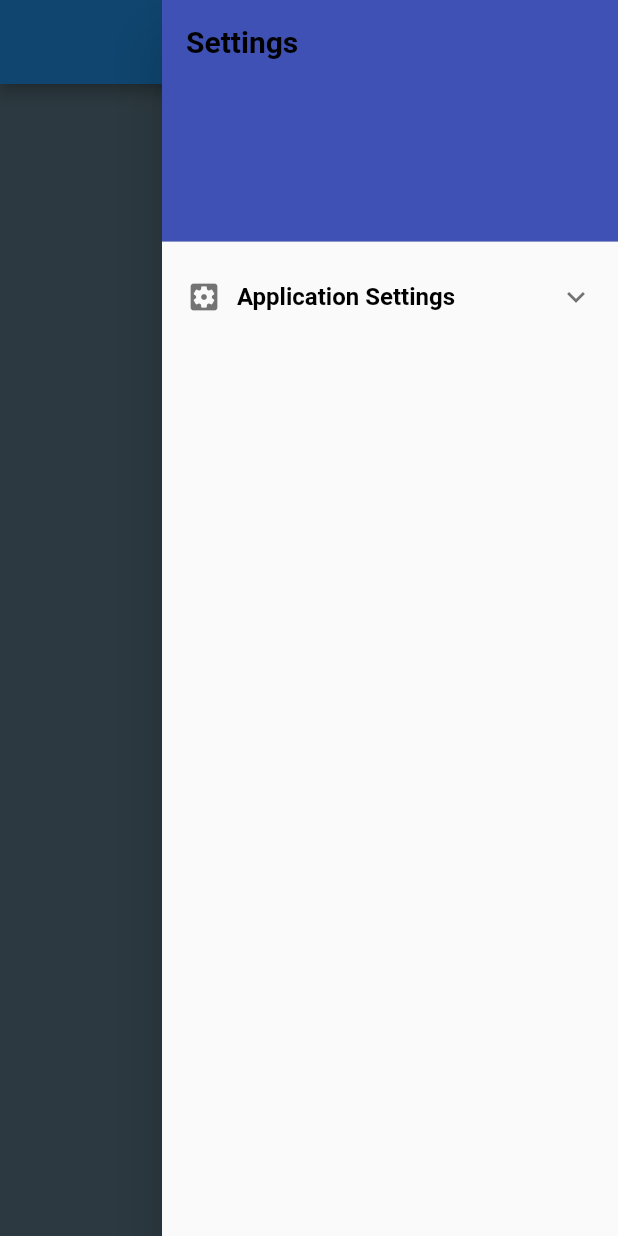
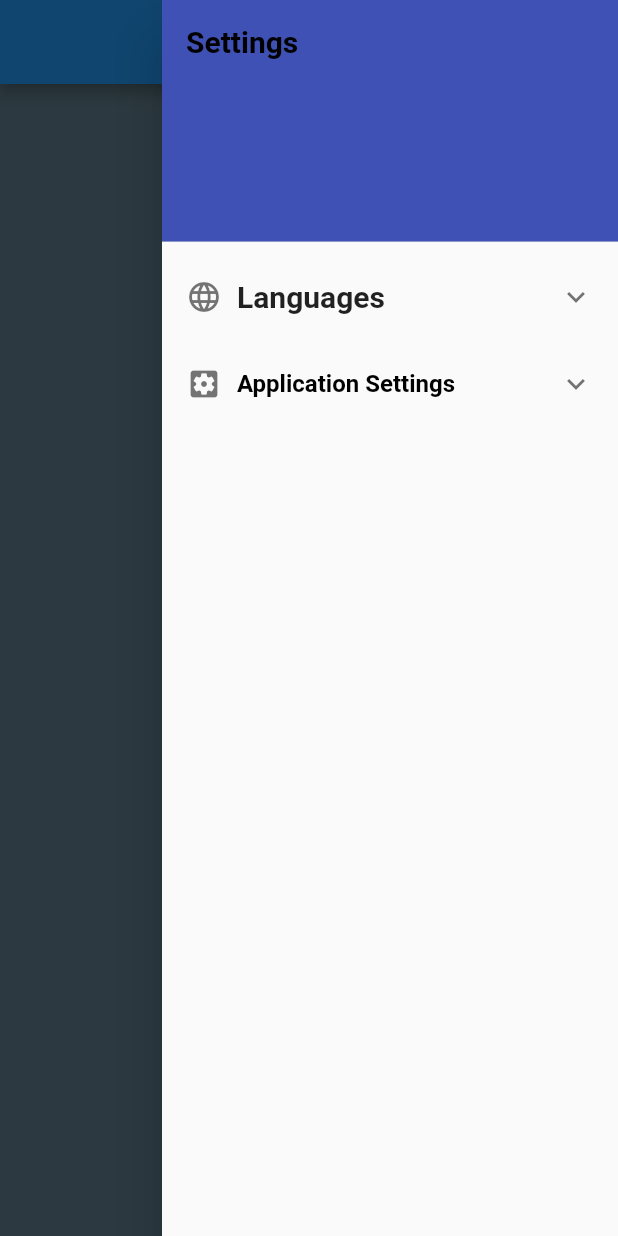
Before and after one commit to ulascancmgl/getready, a Flutter app: the screen it shows after launch, after a tap on the "settings" icon, on a phone screen of 412 x 824 dp. Run offline on Flutter 3.47's test engine with Material 2 defaults, Android fonts, the phone set to English and light mode, and no system bars; our stand-ins replace shared_preferences.

Commit message:
added language change

```diff
--- a/lib/main.dart
+++ b/lib/main.dart
@@ -3,6 +3,7 @@ import 'package:getready/page/home.dart';
 import 'package:getready/style/style.dart';
 import 'package:flutter_localizations/flutter_localizations.dart';
 import 'package:getready/style/theme_changer.dart';
+import 'package:getready/utils/lang_functions.dart';
 import 'package:provider/provider.dart';
 
 void main() {
@@ -18,7 +19,7 @@ class _MyAppState extends State<MyApp> {
   @override
   Widget build(BuildContext context) {
     return ChangeNotifierProvider(
-      create: (_) => ThemeChanger()..initializeColor(),
+      create: (_) => ThemeChanger(LanguageUtils())..initializeColor(),
       child: Consumer<ThemeChanger>(
         builder: (context, themeChanger, _) {
           return MaterialApp(
--- a/lib/page/home.dart
+++ b/lib/page/home.dart
@@ -1,6 +1,7 @@
 import 'package:flutter/material.dart';
 import 'package:getready/style/style.dart';
 import 'package:getready/style/theme_changer.dart';
+import 'package:getready/utils/lang_functions.dart';
 
 import '../style/settings_drawer.dart';
 
@@ -10,8 +11,16 @@ class HomePage extends StatefulWidget {
 }
 
 class _HomePageState extends State<HomePage> {
-  ThemeChanger themeChanger = ThemeChanger();
+  ThemeChanger? themeChanger;
+  LanguageUtils languageUtils = LanguageUtils();
   final GlobalKey<ScaffoldState> _scaffoldKey = GlobalKey<ScaffoldState>();
+
+  @override
+  void initState() {
+    super.initState();
+    languageUtils.loadSelectedLanguage();
+    themeChanger = ThemeChanger.withLanguageUtils(languageUtils);
+  }
 
   @override
   Widget build(BuildContext context) {
@@ -30,7 +39,10 @@ class _HomePageState extends State<HomePage> {
           child: Text('Alarmio', style: AppStyles.bodyLargeText),
         ),
       ),
-      endDrawer: AppDrawer(themeChanger: themeChanger),
+      endDrawer: AppDrawer(
+        themeChanger: themeChanger!,
+        languageUtils: languageUtils,
+      ),
     );
   }
 }
--- a/lib/style/settings_drawer.dart
+++ b/lib/style/settings_drawer.dart
@@ -2,10 +2,16 @@ import 'package:flutter/material.dart';
 import 'package:getready/style/style.dart';
 import 'package:getready/style/theme_changer.dart';
 
+import '../utils/lang_functions.dart';
+
 class AppDrawer extends StatelessWidget {
   final ThemeChanger themeChanger;
+  final LanguageUtils languageUtils;
 
-  const AppDrawer({required this.themeChanger});
+  const AppDrawer({
+    required this.themeChanger,
+    required this.languageUtils,
+  });
 
   @override
   Widget build(BuildContext context) {
@@ -13,33 +19,84 @@ class AppDrawer extends StatelessWidget {
       child: ListView(
         padding: EdgeInsets.zero,
         children: <Widget>[
-          const DrawerHeader(
+          DrawerHeader(
             decoration: BoxDecoration(
               color: Colors.indigo,
             ),
             child: Text(
-              'Settings',
+              languageUtils.getTranslatedString('Settings'),
               style: AppStyles.bodyLargeText,
             ),
           ),
           ExpansionTile(
-            title: const Row(
+            title: Row(
+              children: [
+                Icon(Icons.language_sharp, size: 24),
+                SizedBox(width: 10),
+                Text(languageUtils.getTranslatedString('Languages')),
+              ],
+            ),
+            children: [
+              ListTile(
+                title: Row(
+                  children: [
+                    Text('🇺🇸', style: TextStyle(fontSize: 24)),
+                    SizedBox(width: 10),
+                    Text('English'),
+                  ],
+                ),
+                onTap: () {
+                  languageUtils.changeLanguage('en');
+                  Navigator.pop(context);
+                },
+              ),
+              ListTile(
+                title: Row(
+                  children: [
+                    Text('🇹🇷', style: TextStyle(fontSize: 24)),
+                    SizedBox(width: 10),
+                    Text('Türkçe'),
+                  ],
+                ),
+                onTap: () {
+                  languageUtils.changeLanguage('tr');
+                  Navigator.pop(context);
+                },
+              ),
+              ListTile(
+                title: Row(
+                  children: [
+                    Text('🇫🇷', style: TextStyle(fontSize: 24)),
+                    SizedBox(width: 10),
+                    Text('Français'),
+                  ],
+                ),
+                onTap: () {
+                  languageUtils.changeLanguage('fr');
+                  Navigator.pop(context);
+                },
+              ),
+            ],
+          ),
+          ExpansionTile(
+            title: Row(
               children: [
                 Icon(Icons.settings_applications, size: 24),
                 SizedBox(width: 10),
                 Text(
-                  'Application Settings',
+                  languageUtils.getTranslatedString('Application Settings'),
                   style: AppStyles.bodyMediumText,
                 ),
               ],
             ),
             children: [
               ListTile(
-                title: const Row(
+                title: Row(
                   children: [
                     Icon(Icons.delete_forever, size: 24),
                     Text(
-                      'Clear Application Data',
+                      languageUtils
+                          .getTranslatedString('Clear Application Data'),
                       style: AppStyles.bodySmallText,
                     ),
                   ],
@@ -47,11 +104,12 @@ class AppDrawer extends StatelessWidget {
                 onTap: () {},
               ),
               ListTile(
-                title: const Row(
+                title: Row(
                   children: [
                     Icon(Icons.color_lens, size: 24),
                     Text(
-                      'Change Background Color',
+                      languageUtils
+                          .getTranslatedString('Change Background Color'),
                       style: AppStyles.bodySmallText,
                     ),
                   ],
--- a/lib/style/theme_changer.dart
+++ b/lib/style/theme_changer.dart
@@ -2,8 +2,18 @@ import 'package:shared_preferences/shared_preferences.dart';
 import 'package:flutter/material.dart';
 import 'package:provider/provider.dart';
 
+import '../utils/lang_functions.dart';
+
 class ThemeChanger extends ChangeNotifier {
+  final LanguageUtils languageUtils;
+
   Color scaffoldColor = Colors.blueGrey;
+
+  ThemeChanger(this.languageUtils);
+
+  factory ThemeChanger.withLanguageUtils(LanguageUtils languageUtils) {
+    return ThemeChanger(languageUtils);
+  }
 
   Future<void> initializeColor() async {
     SharedPreferences prefs = await SharedPreferences.getInstance();
@@ -26,7 +36,7 @@ class ThemeChanger extends ChangeNotifier {
     await prefs.remove('scaffoldColor');
     await prefs.setInt('scaffoldColor', newColor.value);
     ThemeChanger themeChanger =
-    Provider.of<ThemeChanger>(context, listen: false);
+        Provider.of<ThemeChanger>(context, listen: false);
     themeChanger.changeColor(newColor);
   }
 
@@ -35,87 +45,87 @@ class ThemeChanger extends ChangeNotifier {
       context: context,
       builder: (BuildContext context) {
         return SimpleDialog(
-          title: Text('Select Color'),
+          title: Text(languageUtils.getTranslatedString('Select Color')),
           children: [
             ListTile(
-              title: Text('BlueGrey'),
+              title: Text(languageUtils.getTranslatedString('BlueGrey')),
               onTap: () {
                 changeScaffoldColor(context, Colors.blueGrey);
                 Navigator.pop(context);
               },
             ),
             ListTile(
-              title: Text('Red'),
+              title: Text(languageUtils.getTranslatedString('Red')),
               onTap: () {
                 changeScaffoldColor(context, Colors.red);
                 Navigator.pop(context);
               },
             ),
             ListTile(
-              title: Text('Green'),
+              title: Text(languageUtils.getTranslatedString('Green')),
               onTap: () {
                 changeScaffoldColor(context, Colors.green);
                 Navigator.pop(context);
               },
             ),
             ListTile(
-              title: Text('Yellow'),
+              title: Text(languageUtils.getTranslatedString('Yellow')),
               onTap: () {
                 changeScaffoldColor(context, Colors.yellow);
                 Navigator.pop(context);
               },
             ),
             ListTile(
-              title: Text('Orange'),
+              title: Text(languageUtils.getTranslatedString('Orange')),
               onTap: () {
                 changeScaffoldColor(context, Colors.orange);
                 Navigator.pop(context);
               },
             ),
             ListTile(
-              title: Text('Purple'),
+              title: Text(languageUtils.getTranslatedString('Purple')),
               onTap: () {
                 changeScaffoldColor(context, Colors.purple);
                 Navigator.pop(context);
               },
             ),
             ListTile(
-              title: Text('Pink'),
+              title: Text(languageUtils.getTranslatedString('Pink')),
               onTap: () {
                 changeScaffoldColor(context, Colors.pink);
                 Navigator.pop(context);
               },
             ),
             ListTile(
-              title: Text('Teal'),
+              title: Text(languageUtils.getTranslatedString('Teal')),
               onTap: () {
                 changeScaffoldColor(context, Colors.teal);
                 Navigator.pop(context);
               },
             ),
             ListTile(
-              title: Text('Cyan'),
+              title: Text(languageUtils.getTranslatedString('Cyan')),
               onTap: () {
                 changeScaffoldColor(context, Colors.cyan);
                 Navigator.pop(context);
               },
             ),
             ListTile(
-              title: Text('Amber'),
+              title: Text(languageUtils.getTranslatedString('Amber')),
               onTap: () {
                 changeScaffoldColor(context, Colors.amber);
                 Navigator.pop(context);
               },
             ),
             ListTile(
-              title: Text('Deep Purple'),
+              title: Text(languageUtils.getTranslatedString('Deep Purple')),
               onTap: () {
                 changeScaffoldColor(context, Colors.deepPurple);
                 Navigator.pop(context);
               },
             ),
             ListTile(
-              title: Text('Indigo'),
+              title: Text(languageUtils.getTranslatedString('Indigo')),
               onTap: () {
                 changeScaffoldColor(context, Colors.indigo);
                 Navigator.pop(context);
--- /dev/null
+++ b/lib/utils/lang.dart
@@ -0,0 +1,62 @@
+Map<String, Map<String, String>> allTranslations = {
+  'en': {
+    'Select Color': 'Select Color',
+    'BlueGrey': 'BlueGrey',
+    'Red': 'Red',
+    'Green': 'Green',
+    'Yellow': 'Yellow',
+    'Orange': 'Orange',
+    'Purple': 'Purple',
+    'Pink': 'Pink',
+    'Teal': 'Teal',
+    'Cyan': 'Cyan',
+    'Amber': 'Amber',
+    'Deep Purple': 'Deep Purple',
+    'Indigo': 'Indigo',
+    'Change Background Color': 'Change Background Color',
+    'Application Settings': 'Application Settings',
+    'Clear Application Data': 'Clear Application Data',
+    'Languages': 'Languages',
+    'Settings': 'Settings',
+  },
+  'tr': {
+    'Select Color': 'Renk Seçin',
+    'BlueGrey': 'Mavi Gri',
+    'Red': 'Kırmızı',
+    'Green': 'Yeşil',
+    'Yellow': 'Sarı',
+    'Orange': 'Turuncu',
+    'Purple': 'Mor',
+    'Pink': 'Pembe',
+    'Teal': 'Turkuaz',
+    'Cyan': 'Cam Göbeği',
+    'Amber': 'Amber',
+    'Deep Purple': 'Koyu Mor',
+    'Indigo': 'İndigo',
+    'Change Background Color': 'Arka Plan Rengini Değiştir',
+    'Application Settings': 'Uygulama Ayarları',
+    'Clear Application Data': 'Uygulama Verilerini Temizle',
+    'Languages': 'Dil Seçenekleri',
+    'Settings': 'Ayarlar',
+  },
+  'fr': {
+    'Select Color': 'Sélectionnez une couleur',
+    'BlueGrey': 'Gris Bleu',
+    'Red': 'Rouge',
+    'Green': 'Vert',
+    'Yellow': 'Jaune',
+    'Orange': 'Orange',
+    'Purple': 'Violet',
+    'Pink': 'Rose',
+    'Teal': 'Turquoise',
+    'Cyan': 'Cyan',
+    'Amber': 'Ambre',
+    'Deep Purple': 'Violet Foncé',
+    'Indigo': 'Indigo',
+    'Change Background Color': 'Changer la couleur',
+    'Application Settings': 'Paramètres de l\'application',
+    'Clear Application Data': 'Effacer données',
+    'Languages': 'Langues',
+    'Settings': 'Paramètres',
+  },
+};
--- a/lib/utils/lang_functions.dart
+++ b/lib/utils/lang_functions.dart
@@ -0,0 +1,51 @@
+import 'dart:ui';
+
+import 'package:flutter/material.dart';
+import 'package:shared_preferences/shared_preferences.dart';
+
+import 'lang.dart';
+
+class LanguageUtils {
+  String? currentLanguage;
+
+  Iterable<Locale> get supportedLocales {
+    return [
+      const Locale('en', ''),
+      const Locale('tr', ''),
+      const Locale('fr', ''),
+    ];
+  }
+
+  Future<void> loadSelectedLanguage() async {
+    SharedPreferences prefs = await SharedPreferences.getInstance();
+    String? selectedLanguage = prefs.getString('selectedLanguage');
+    if (selectedLanguage != null) {
+      currentLanguage = selectedLanguage;
+    } else {
+      String preferredLanguage =
+          (await PlatformDispatcher.instance.locale) as String;
+
+      if (supportedLocales
+          .contains(Locale.fromSubtags(languageCode: preferredLanguage))) {
+        currentLanguage = preferredLanguage;
+      } else {
+        currentLanguage = 'en';
+      }
+    }
+  }
+
+  Future<void> saveSelectedLanguage(String selectedLanguage) async {
+    SharedPreferences prefs = await SharedPreferences.getInstance();
+    await prefs.setString('selectedLanguage', selectedLanguage);
+  }
+
+  String getTranslatedString(String originalString) {
+    return allTranslations[currentLanguage]?[originalString] ?? originalString;
+  }
+
+  Future<void> changeLanguage(String languageCode) async {
+    currentLanguage = languageCode;
+    await saveSelectedLanguage(languageCode);
+    await loadSelectedLanguage();
+  }
+}
```
